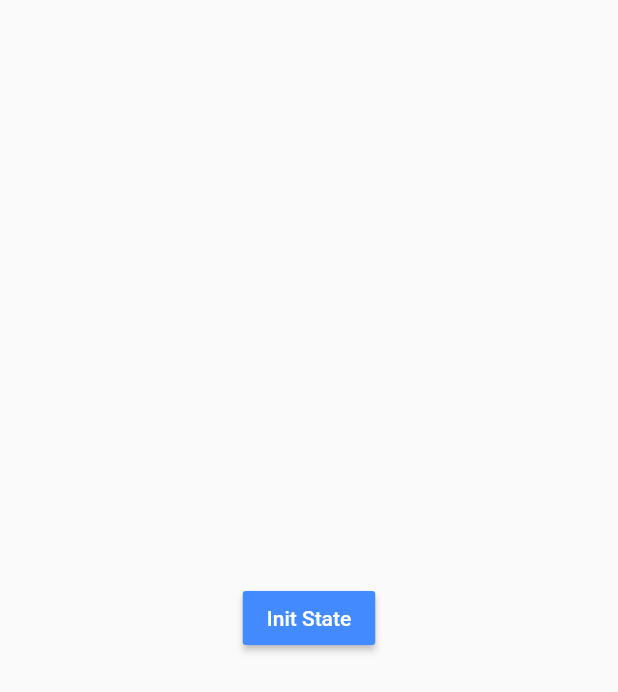
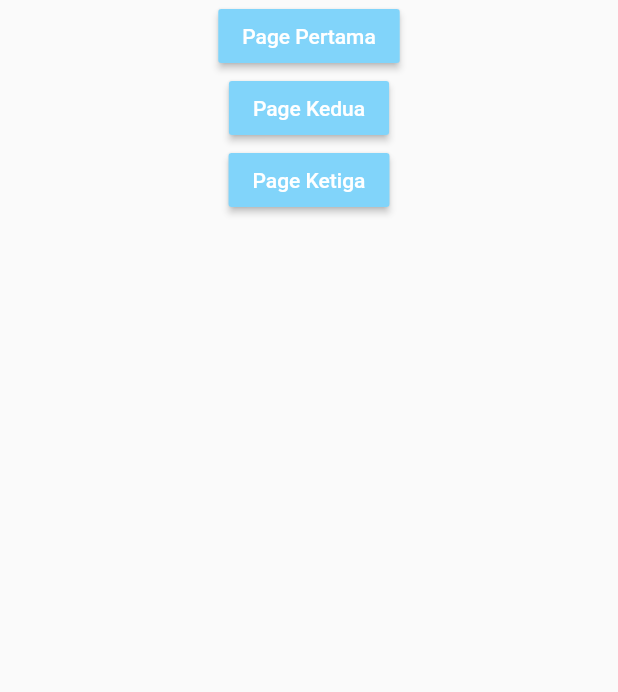
Before and after one commit to nersus15/latihan-flutter, a Flutter app: the screen it shows after launch, on a phone screen of 412 x 824 dp. Shown: the top 692 px of the screen. Run offline on Flutter 3.47's test engine with Material 2 defaults, Android fonts, the phone set to English and light mode, and no system bars.

Commit message:
pindah class/halaman dengan navigator.push

```diff
--- a/lib/main.dart
+++ b/lib/main.dart
@@ -26,58 +26,83 @@ class MyApp extends StatelessWidget {
         // closer together (more dense) than on mobile platforms.
         visualDensity: VisualDensity.adaptivePlatformDensity,
       ),
-      home: PageStatefull(),
+      home: HomePage(),
       debugShowCheckedModeBanner: false,
     );
   }
 }
 
-class PageStateless extends StatelessWidget {
+class HomePage extends StatelessWidget {
+  void buttonPressed(BuildContext context, page) {
+    Navigator.push(context, MaterialPageRoute(builder: (context) => page));
+  }
+
   @override
   Widget build(BuildContext context) {
     return Scaffold(
-      body: new Container(
-        color: Colors.blueAccent,
-        child: new Container(
-          color: Colors.lightGreen,
-          margin: const EdgeInsets.all(50.0),
+      body: new Center(
+        child: Column(
+          children: <Widget>[
+            new MaterialButton(
+              onPressed: () {
+                buttonPressed(context, PagePertama());
+              },
+              color: Colors.lightBlue[200],
+              textColor: Colors.white,
+              child: Text('Page Pertama'),
+            ),
+            new MaterialButton(
+              onPressed: () {
+                buttonPressed(context, PageKedua());
+              },
+              color: Colors.lightBlue[200],
+              textColor: Colors.white,
+              child: Text('Page Kedua'),
+            ),
+            new MaterialButton(
+              onPressed: () {
+                buttonPressed(context, PageKetiga());
+              },
+              color: Colors.lightBlue[200],
+              textColor: Colors.white,
+              child: Text('Page Ketiga'),
+            )
+          ],
         ),
       ),
     );
   }
 }
 
-class PageStatefull extends StatefulWidget {
-  @override
-  _PageStatefullState createState() => _PageStatefullState();
-}
-
-class _PageStatefullState extends State<PageStatefull> {
-  String text = '';
-
-  @override
-  void initState() {
-    // TODO: implement initState
-    super.initState();
-    text = 'Init State';
-  }
-
-  void gantiText() {
-    setState(() {
-      text = 'Change State Value';
-    });
-  }
-
+class PagePertama extends StatelessWidget {
   @override
   Widget build(BuildContext context) {
     return Scaffold(
       body: new Center(
-        child: new MaterialButton(
-            color: Colors.blueAccent,
-            textColor: Colors.white,
-            child: new Text(text),
-            onPressed: gantiText),
+        child: Text('Ini Page Pertama'),
       ),
     );
   }
 }
+
+class PageKedua extends StatelessWidget {
+  @override
+  Widget build(BuildContext context) {
+    return Scaffold(
+      body: new Center(
+        child: Text('Ini Page Kedua'),
+      ),
+    );
+  }
+}
+
+class PageKetiga extends StatelessWidget {
+  @override
+  Widget build(BuildContext context) {
+    return Scaffold(
+      body: new Center(
+        child: Text('Ini Page Ketiga'),
+      ),
+    );
+  }
+}
```
